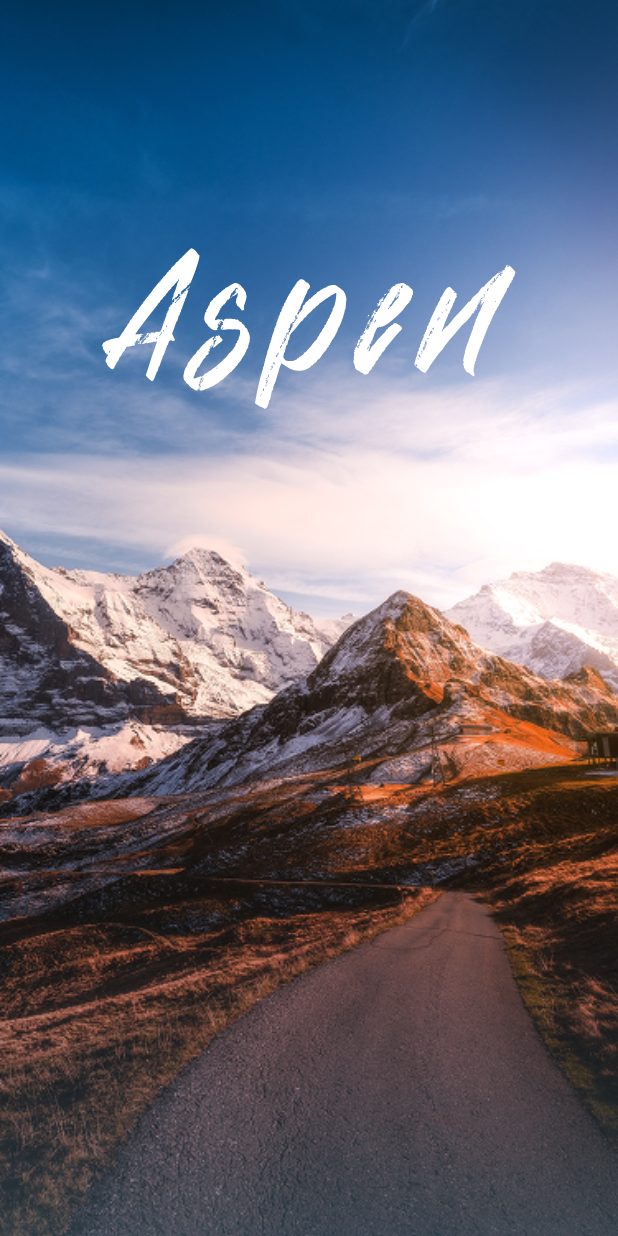
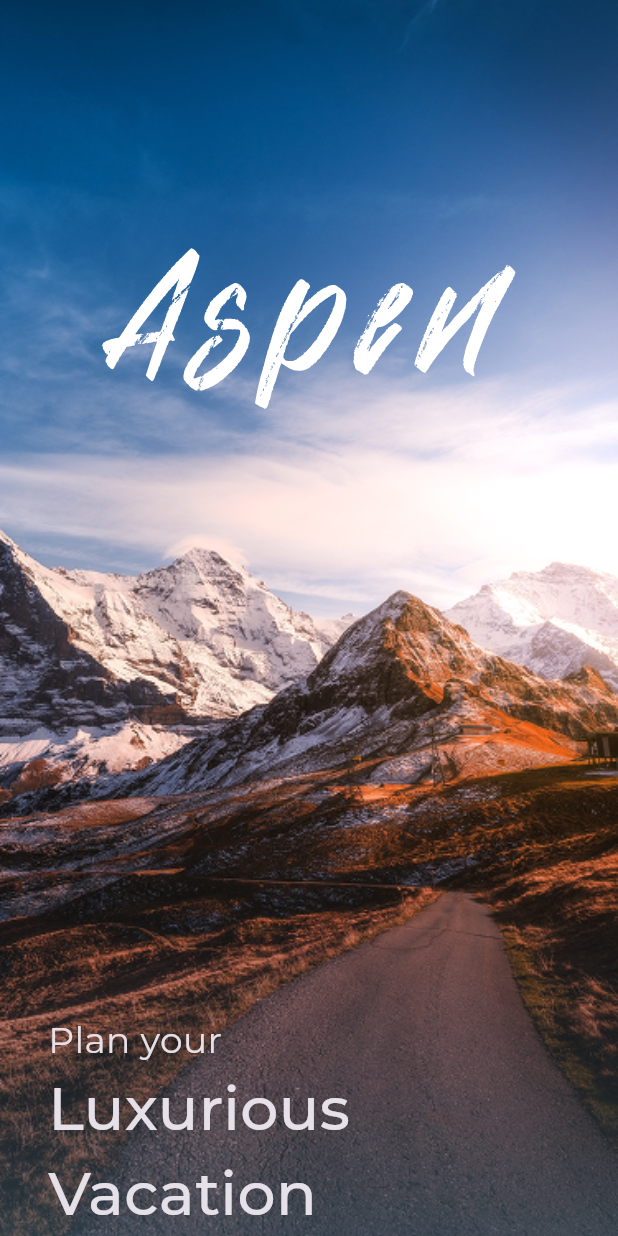
Before and after one commit to Nidhal-Khazene/Aspen_Travel_Mobile_App, a Flutter app: the screen it shows after launch, on a phone screen of 412 x 824 dp. Run offline on Flutter 3.47's test engine with Material 3 defaults, Android fonts, the phone set to English and light mode, and no system bars; our stand-ins replace flutter_svg; project files that could hold a hidden picture were left out.

Commit message:
add text styles and fonts

```diff
--- /dev/null
+++ b/lib/core/utils/text_styles.dart
@@ -0,0 +1,12 @@
+import 'package:flutter/material.dart';
+
+abstract class TextStyles {
+  static const TextStyle normal24 = TextStyle(
+    fontSize: 24,
+    fontWeight: FontWeight.normal,
+  );
+  static const TextStyle medium40 = TextStyle(
+    fontSize: 40,
+    fontWeight: FontWeight.w500,
+  );
+}
--- a/lib/features/splash/presentation/views/widgets/splash_view_body.dart
+++ b/lib/features/splash/presentation/views/widgets/splash_view_body.dart
@@ -1,6 +1,8 @@
 import 'package:aspen_travel_app/core/utils/assets.dart';
 import 'package:flutter/material.dart';
 import 'package:flutter_svg/flutter_svg.dart';
+
+import '../../../../../core/utils/text_styles.dart';
 
 class SplashViewBody extends StatelessWidget {
   const SplashViewBody({super.key});
@@ -25,6 +27,18 @@ class SplashViewBody extends StatelessWidget {
           right: 0,
           child: SvgPicture.asset(Assets.assetsImagesAspenLogo),
         ),
+        const Padding(
+          padding: EdgeInsets.symmetric(horizontal: 32),
+          child: Column(
+            mainAxisAlignment: MainAxisAlignment.end,
+            crossAxisAlignment: CrossAxisAlignment.start,
+            children: [
+              Text("Plan your", style: TextStyles.normal24),
+              Text("Luxurious", style: TextStyles.medium40),
+              Text("Vacation", style: TextStyles.medium40),
+            ],
+          ),
+        ),
       ],
     );
   }
--- a/lib/main.dart
+++ b/lib/main.dart
@@ -11,7 +11,8 @@ class AspenTravelApp extends StatelessWidget {
 
   @override
   Widget build(BuildContext context) {
-    return const MaterialApp(
+    return MaterialApp(
+      theme: ThemeData(brightness: Brightness.dark, fontFamily: 'Montserrat'),
       onGenerateRoute: onGenerateRoute,
       initialRoute: SplashView.routeName,
       debugShowCheckedModeBanner: false,
```
Also changed, not shown: pubspec.yaml (+15 -12 lines), assets/fonts/Montserrat-Bold.ttf (added), assets/fonts/Montserrat-ExtraBold.ttf (added), assets/fonts/Montserrat-Light.ttf (added), assets/fonts/Montserrat-Medium.ttf (added), assets/fonts/Montserrat-Regular.ttf (added), assets/fonts/Montserrat-SemiBold.ttf (added).
